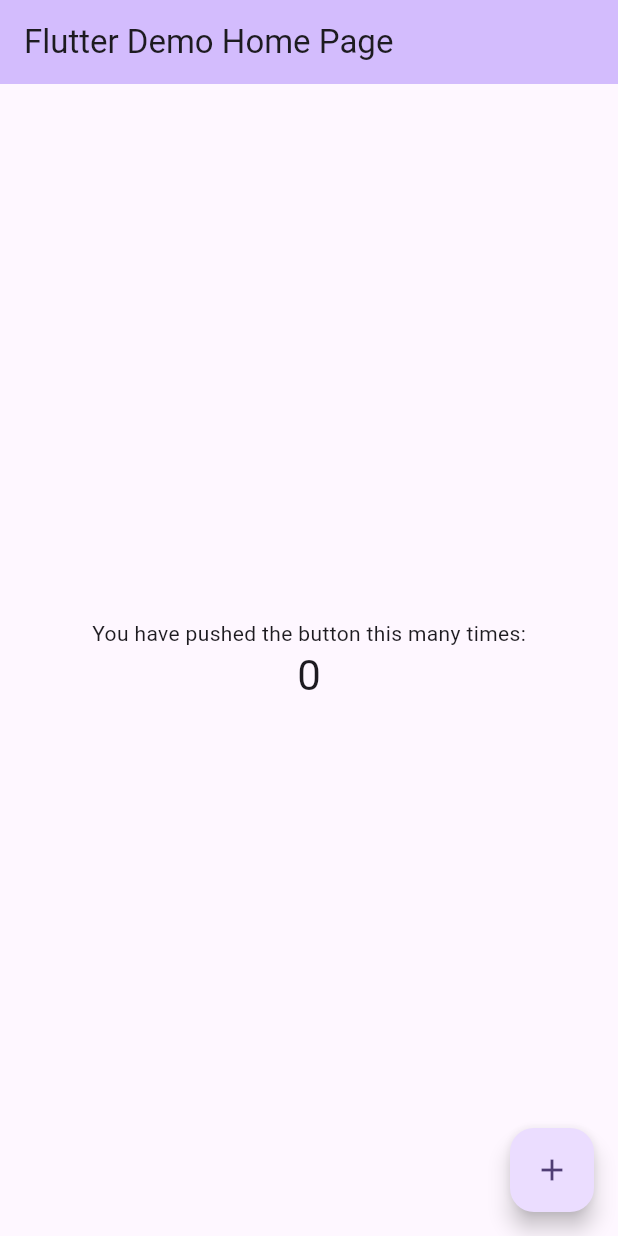
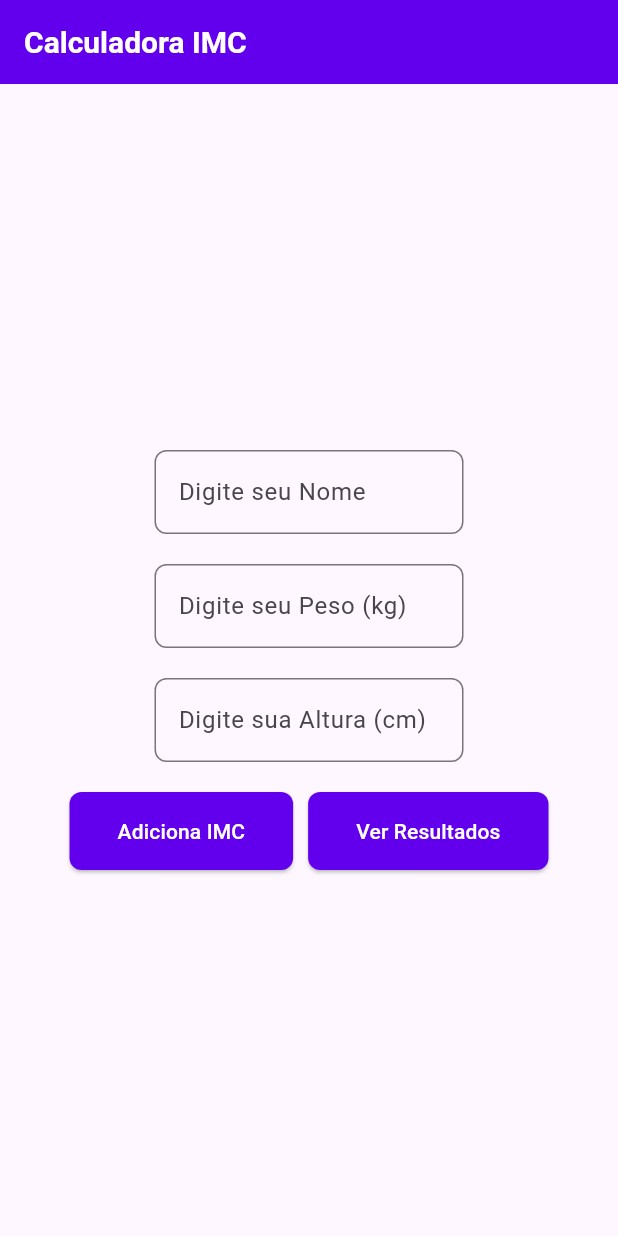
Before and after one commit to jciterceros/desafio_flutter_calculadora_imc_hive, a Flutter app: the screen it shows after launch, on a phone screen of 412 x 824 dp. Run offline on Flutter 3.47's test engine with Material 3 defaults, Android fonts, the light colour scheme and no system bars; our stand-ins replace hive, hive_flutter; accounts and stored records are empty.

Commit message:
feat: Add IMC classification and improve data handling
Added IMC classification logic using ClassificacaoSaude in classificacao_service.dart.
Enhanced the PessoaModel class in pessoa_model.dart to include a computed IMC property.
Updated the results table in result_page.dart to display IMC classification.
Improved input validation and error handling in pessoa_controller.dart.
Refactored the HomePage in home_page.dart to include data persistence with Hive and dynamic IMC calculation.

```diff
--- /dev/null
+++ b/lib/app_widget.dart
@@ -0,0 +1,20 @@
+import 'package:desafio_flutter_calculadora_imc_hive/pages/home_page.dart';
+import 'package:flutter/material.dart';
+
+class AppWidget extends StatefulWidget {
+  const AppWidget({super.key});
+
+  @override
+  State<AppWidget> createState() => _AppWidgetState();
+}
+
+class _AppWidgetState extends State<AppWidget> {
+  @override
+  Widget build(BuildContext context) {
+    return MaterialApp(
+      title: 'Calculadora IMC',
+      debugShowCheckedModeBanner: false,
+      home: HomePage(key: const Key('home_page')),
+    );
+  }
+}
--- /dev/null
+++ b/lib/controllers/pessoa_controller.dart
@@ -0,0 +1,45 @@
+import 'package:desafio_flutter_calculadora_imc_hive/models/pessoa.dart';
+import 'package:desafio_flutter_calculadora_imc_hive/services/classificacao_service.dart';
+
+class InputValidator {
+  static double parseAndValidate(String value, String fieldName) {
+    final double parsedValue = double.parse(value);
+    if (parsedValue <= 0) {
+      throw Exception('$fieldName deve ser maior que zero.');
+    }
+    return parsedValue;
+  }
+}
+
+class PessoaController {
+  final ClassificacaoSaude classificacaoService;
+
+  PessoaController(this.classificacaoService);
+
+  Pessoa criarPessoa(String nome, double peso, double altura) {
+    return Pessoa(nome: nome, peso: peso, altura: altura);
+  }
+
+  String obterClassificacao(Pessoa pessoa) {
+    return ClassificacaoSaude.classificar(pessoa.imc);
+  }
+
+  Map<String, dynamic> calcularIMC(
+    String nome,
+    String pesoStr,
+    String alturaStr,
+  ) {
+    try {
+      final double peso = InputValidator.parseAndValidate(pesoStr, 'Peso');
+      final double altura =
+          InputValidator.parseAndValidate(alturaStr, 'Altura') / 100;
+
+      final Pessoa pessoa = criarPessoa(nome, peso, altura);
+      final String classificacao = obterClassificacao(pessoa);
+
+      return {'pessoa': pessoa, 'classificacao': classificacao};
+    } catch (e) {
+      throw Exception('Erro ao calcular IMC: ${e.toString()}');
+    }
+  }
+}
--- /dev/null
+++ b/lib/database/pessoa_model.dart
@@ -0,0 +1,20 @@
+import 'package:hive/hive.dart';
+
+part 'pessoa_model.g.dart';
+
+@HiveType(typeId: 0)
+class PessoaModel extends HiveObject {
+  @HiveField(0)
+  final String nome;
+
+  @HiveField(1)
+  final double peso;
+
+  @HiveField(2)
+  final double altura;
+
+  @HiveField(3)
+  double get imc => peso / (altura * altura);
+
+  PessoaModel({required this.nome, required this.peso, required this.altura});
+}
--- a/lib/main.dart
+++ b/lib/main.dart
@@ -1,122 +1,15 @@
+import 'package:desafio_flutter_calculadora_imc_hive/app_widget.dart';
+import 'package:desafio_flutter_calculadora_imc_hive/database/pessoa_model.dart';
 import 'package:flutter/material.dart';
+import 'package:hive_flutter/hive_flutter.dart';
 
-void main() {
-  runApp(const MyApp());
-}
+void main() async {
+  WidgetsFlutterBinding.ensureInitialized();
+  await Hive.initFlutter();
 
-class MyApp extends StatelessWidget {
-  const MyApp({super.key});
-
-  // This widget is the root of your application.
-  @override
-  Widget build(BuildContext context) {
-    return MaterialApp(
-      title: 'Flutter Demo',
-      theme: ThemeData(
-        // This is the theme of your application.
-        //
-        // TRY THIS: Try running your application with "flutter run". You'll see
-        // the application has a purple toolbar. Then, without quitting the app,
-        // try changing the seedColor in the colorScheme below to Colors.green
-        // and then invoke "hot reload" (save your changes or press the "hot
-        // reload" button in a Flutter-supported IDE, or press "r" if you used
-        // the command line to start the app).
-        //
-        // Notice that the counter didn't reset back to zero; the application
-        // state is not lost during the reload. To reset the state, use hot
-        // restart instead.
-        //
-        // This works for code too, not just values: Most code changes can be
-        // tested with just a hot reload.
-        colorScheme: ColorScheme.fromSeed(seedColor: Colors.deepPurple),
-      ),
-      home: const MyHomePage(title: 'Flutter Demo Home Page'),
-    );
-  }
-}
-
-class MyHomePage extends StatefulWidget {
-  const MyHomePage({super.key, required this.title});
-
-  // This widget is the home page of your application. It is stateful, meaning
-  // that it has a State object (defined below) that contains fields that affect
-  // how it looks.
-
-  // This class is the configuration for the state. It holds the values (in this
-  // case the title) provided by the parent (in this case the App widget) and
-  // used by the build method of the State. Fields in a Widget subclass are
-  // always marked "final".
-
-  final String title;
-
-  @override
-  State<MyHomePage> createState() => _MyHomePageState();
-}
-
-class _MyHomePageState extends State<MyHomePage> {
-  int _counter = 0;
-
-  void _incrementCounter() {
-    setState(() {
-      // This call to setState tells the Flutter framework that something has
-      // changed in this State, which causes it to rerun the build method below
-      // so that the display can reflect the updated values. If we changed
-      // _counter without calling setState(), then the build method would not be
-      // called again, and so nothing would appear to happen.
-      _counter++;
-    });
+  if (!Hive.isAdapterRegistered(PessoaModelAdapter().typeId)) {
+    Hive.registerAdapter(PessoaModelAdapter());
   }
 
-  @override
-  Widget build(BuildContext context) {
-    // This method is rerun every time setState is called, for instance as done
-    // by the _incrementCounter method above.
-    //
-    // The Flutter framework has been optimized to make rerunning build methods
-    // fast, so that you can just rebuild anything that needs updating rather
-    // than having to individually change instances of widgets.
-    return Scaffold(
-      appBar: AppBar(
-        // TRY THIS: Try changing the color here to a specific color (to
-        // Colors.amber, perhaps?) and trigger a hot reload to see the AppBar
-        // change color while the other colors stay the same.
-        backgroundColor: Theme.of(context).colorScheme.inversePrimary,
-        // Here we take the value from the MyHomePage object that was created by
-        // the App.build method, and use it to set our appbar title.
-        title: Text(widget.title),
-      ),
-      body: Center(
-        // Center is a layout widget. It takes a single child and positions it
-        // in the middle of the parent.
-        child: Column(
-          // Column is also a layout widget. It takes a list of children and
-          // arranges them vertically. By default, it sizes itself to fit its
-          // children horizontally, and tries to be as tall as its parent.
-          //
-          // Column has various properties to control how it sizes itself and
-          // how it positions its children. Here we use mainAxisAlignment to
-          // center the children vertically; the main axis here is the vertical
-          // axis because Columns are vertical (the cross axis would be
-          // horizontal).
-          //
-          // TRY THIS: Invoke "debug painting" (choose the "Toggle Debug Paint"
-          // action in the IDE, or press "p" in the console), to see the
-          // wireframe for each widget.
-          mainAxisAlignment: MainAxisAlignment.center,
-          children: <Widget>[
-            const Text('You have pushed the button this many times:'),
-            Text(
-              '$_counter',
-              style: Theme.of(context).textTheme.headlineMedium,
-            ),
-          ],
-        ),
-      ),
-      floatingActionButton: FloatingActionButton(
-        onPressed: _incrementCounter,
-        tooltip: 'Increment',
-        child: const Icon(Icons.add),
-      ), // This trailing comma makes auto-formatting nicer for build methods.
-    );
-  }
+  runApp(const AppWidget());
 }
--- /dev/null
+++ b/lib/models/pessoa.dart
@@ -0,0 +1,14 @@
+class Pessoa {
+  final String nome;
+  final double peso;
+  final double altura;
+
+  Pessoa({required this.nome, required this.peso, required this.altura});
+
+  double get imc => peso / (altura * altura);
+
+  @override
+  String toString() {
+    return 'Nome: $nome, Peso: $peso, Altura: $altura, IMC: ${imc.toStringAsFixed(2)}';
+  }
+}
--- /dev/null
+++ b/lib/pages/home_page.dart
@@ -0,0 +1,353 @@
+import 'package:desafio_flutter_calculadora_imc_hive/controllers/pessoa_controller.dart';
+import 'package:desafio_flutter_calculadora_imc_hive/database/pessoa_model.dart';
+import 'package:desafio_flutter_calculadora_imc_hive/models/pessoa.dart';
+import 'package:desafio_flutter_calculadora_imc_hive/pages/result_page.dart';
+import 'package:desafio_flutter_calculadora_imc_hive/services/classificacao_service.dart';
+import 'package:flutter/material.dart';
+import 'package:hive_flutter/hive_flutter.dart';
+
+class HomePage extends StatefulWidget {
+  const HomePage({super.key});
+
+  @override
+  State<HomePage> createState() => _HomePageState();
+}
+
+class _HomePageState extends State<HomePage> {
+  final TextEditingController nomeController = TextEditingController();
+  final TextEditingController alturaController = TextEditingController();
+  final TextEditingController pesoController = TextEditingController();
+  final PessoaController pessoaController = PessoaController(
+    ClassificacaoSaude(),
+  );
+
+  static const Color primaryColor = Color(0xFF6200EE);
+
+  @override
+  void initState() {
+    super.initState();
+    _carregarDados();
+  }
+
+  Future<Box<PessoaModel>> _getHiveBox() async {
+    if (!Hive.isBoxOpen('pessoas')) {
+      return await Hive.openBox<PessoaModel>('pessoas');
+    }
+    return Hive.box<PessoaModel>('pessoas');
+  }
+
+  Future<void> _carregarDados() async {
+    try {
+      final box = await _getHiveBox();
+      print('Caixa aberta: ${box.name}, Total de itens: ${box.length}');
+      if (box.isNotEmpty) {
+        for (var pessoa in box.values) {
+          print('Nome: ${pessoa.nome}');
+          print('Peso: ${pessoa.peso}');
+          print('Altura: ${pessoa.altura}');
+          print('IMC: ${pessoa.imc.toStringAsFixed(2)}');
+        }
+        ScaffoldMessenger.of(context).showSnackBar(
+          const SnackBar(
+            content: Text('Dados carregados com sucesso!'),
+            duration: Duration(seconds: 3),
+          ),
+        );
+      } else {
+        ScaffoldMessenger.of(context).showSnackBar(
+          const SnackBar(
+            content: Text('Nenhum dado encontrado no Hive.'),
+            duration: Duration(seconds: 3),
+          ),
+        );
+      }
+    } catch (e) {
+      print('Erro ao carregar os dados: $e');
+    }
+  }
+
+  Future<List<PessoaModel>> _enviarDados() async {
+    try {
+      final box = await _getHiveBox();
+      print('Caixa aberta: ${box.name}, Total de itens: ${box.length}');
+      if (box.isNotEmpty) {
+        return box.values.toList();
+      } else {
+        ScaffoldMessenger.of(context).showSnackBar(
+          const SnackBar(
+            content: Text('Nenhum dado encontrado no Hive.'),
+            duration: Duration(seconds: 3),
+          ),
+        );
+      }
+    } catch (e) {
+      print('Erro ao carregar os dados: $e');
+    }
+    return [];
+  }
+
+  Future<void> _salvarDados() async {
+    try {
+      final String nome = nomeController.text;
+      final double peso = double.parse(pesoController.text);
+      final double altura = double.parse(alturaController.text) / 100;
+
+      final pessoa = PessoaModel(nome: nome, peso: peso, altura: altura);
+
+      final box = await _getHiveBox();
+      await box.add(pessoa);
+
+      print(
+        'Dados salvos: Nome=${pessoa.nome}, Peso=${pessoa.peso}, Altura=${pessoa.altura}',
+      );
+
+      ScaffoldMessenger.of(context).showSnackBar(
+        const SnackBar(
+          content: Text('Dados salvos com sucesso!'),
+          duration: Duration(seconds: 3),
+        ),
+      );
+      _carregarDados();
+    } catch (e) {
+      _mostrarDialogo('Erro', 'Erro ao salvar os dados: $e');
+    }
+  }
+
+  void _mostrarDialogo(String titulo, String mensagem) {
+    showDialog(
+      context: context,
+      builder: (context) {
+        return AlertDialog(
+          title: Text(titulo),
+          content: Text(mensagem),
+          actions: [
+            TextButton(
+              onPressed: () {
+                Navigator.of(context).pop();
+              },
+              child: const Text('Fechar'),
+            ),
+          ],
+        );
+      },
+    );
+  }
+
+  @override
+  Widget build(BuildContext context) {
+    return Scaffold(
+      appBar: AppBar(
+        title: const Text('Calculadora IMC'),
+        titleTextStyle: const TextStyle(
+          fontSize: 20,
+          fontWeight: FontWeight.bold,
+          color: Colors.white,
+        ),
+        backgroundColor: primaryColor,
+      ),
+      body: Center(
+        child: SingleChildScrollView(
+          child: Column(
+            mainAxisAlignment: MainAxisAlignment.center,
+            children: [
+              _buildTextField(
+                controller: nomeController,
+                label: 'Digite seu Nome',
+                keyboardType: TextInputType.text,
+              ),
+              const SizedBox(height: 20),
+              _buildTextField(
+                controller: pesoController,
+                label: 'Digite seu Peso (kg)',
+                keyboardType: TextInputType.number,
+              ),
+              const SizedBox(height: 20),
+              _buildTextField(
+                controller: alturaController,
+                label: 'Digite sua Altura (cm)',
+                keyboardType: TextInputType.number,
+              ),
+              const SizedBox(height: 20),
+              Center(
+                child: Row(
+                  mainAxisAlignment: MainAxisAlignment.center,
+                  crossAxisAlignment: CrossAxisAlignment.center,
+                  mainAxisSize: MainAxisSize.min,
+                  children: [
+                    ElevatedButton(
+                      style: ElevatedButton.styleFrom(
+                        backgroundColor: primaryColor,
+                        foregroundColor: Colors.white,
+                        padding: const EdgeInsets.symmetric(
+                          horizontal: 32.0,
+                          vertical: 16.0,
+                        ),
+                        shape: RoundedRectangleBorder(
+                          borderRadius: BorderRadius.circular(8.0),
+                        ),
+                      ),
+                      onPressed: () {
+                        _salvarDados();
+                        _calcularIMC();
+                        _limparCampos();
+                      },
+                      child: const Text('Adiciona IMC'),
+                    ),
+                    const SizedBox(width: 10),
+                    ElevatedButton(
+                      style: ElevatedButton.styleFrom(
+                        backgroundColor: primaryColor,
+                        foregroundColor: Colors.white,
+                        padding: const EdgeInsets.symmetric(
+                          horizontal: 32.0,
+                          vertical: 16.0,
+                        ),
+                        shape: RoundedRectangleBorder(
+                          borderRadius: BorderRadius.circular(8.0),
+                        ),
+                      ),
+                      onPressed: () async {
+                        final dados = await _enviarDados();
+                        Navigator.of(context).push(
+                          MaterialPageRoute(
+                            builder:
+                                (context) => ResultadosPage(pessoas: dados),
+                          ),
+                        );
+                      },
+                      child: const Text('Ver Resultados'),
+                    ),
+                  ],
+                ),
+              ),
+            ],
+          ),
+        ),
+      ),
+    );
+  }
+
+  Widget _buildTextField({
+    required TextEditingController controller,
+    required String label,
+    required TextInputType keyboardType,
+  }) {
+    return SizedBox(
+      width: MediaQuery.of(context).size.width * 0.5,
+      child: TextField(
+        decoration: InputDecoration(
+          labelText: label,
+          border: OutlineInputBorder(borderRadius: BorderRadius.circular(8.0)),
+        ),
+        keyboardType: keyboardType,
+        controller: controller,
+      ),
+    );
+  }
+
+  void _limparCampos() {
+    nomeController.clear();
+    pesoController.clear();
+    alturaController.clear();
+  }
+
+  void _calcularIMC() {
+    try {
+      final String nome = nomeController.text;
+      final String peso = pesoController.text;
+      final String altura = alturaController.text;
+
+      final resultado = pessoaController.calcularIMC(nome, peso, altura);
+      final Pessoa pessoa = resultado['pessoa'];
+      final String classificacao = resultado['classificacao'];
+
+      showDialog(
+        context: context,
+        builder: (context) {
+          return AlertDialog(
+            title: Text(
+              '${pessoa.nome}, seu IMC = ${pessoa.imc.toStringAsFixed(2)}',
+            ),
+            content: SingleChildScrollView(
+              child: Column(
+                children: [
+                  _buildIMCTable(),
+                  const SizedBox(height: 16),
+                  Text(
+                    'Classificação atual: $classificacao',
+                    style: const TextStyle(fontWeight: FontWeight.bold),
+                  ),
+                ],
+              ),
+            ),
+            actions: [
+              TextButton(
+                onPressed: () {
+                  Navigator.of(context).pop();
+                },
+                child: const Text('Fechar'),
+              ),
+            ],
+          );
+        },
+      );
+    } catch (e) {
+      _mostrarDialogo('Erro', e.toString());
+    }
+  }
+
+  Widget _buildIMCTable() {
+    final classificacoes = [
+      {'range': '< 16', 'label': 'Magreza grave'},
+      {'range': '16 a < 17', 'label': 'Magreza moderada'},
+      {'range': '17 a < 18,5', 'label': 'Magreza leve'},
+      {'range': '18,5 a < 25', 'label': 'Saudável'},
+      {'range': '25 a < 30', 'label': 'Sobrepeso'},
+      {'range': '30 a < 35', 'label': 'Obesidade Grau I'},
+      {'range': '35 a < 40', 'label': 'Obesidade Grau II (severa)'},
+      {'range': '>= 40', 'label': 'Obesidade Grau III (mórbida)'},
+    ];
+
+    return Table(
+      border: TableBorder.all(),
+      columnWidths: const {0: FlexColumnWidth(1), 1: FlexColumnWidth(2)},
+      children: [
+        TableRow(
+          decoration: BoxDecoration(color: Colors.grey[300]),
+          children: const [
+            Padding(
+              padding: EdgeInsets.all(8.0),
+              child: Text(
+                'IMC',
+                style: TextStyle(fontWeight: FontWeight.bold),
+                textAlign: TextAlign.center,
+              ),
+            ),
+            Padding(
+              padding: EdgeInsets.all(8.0),
+              child: Text(
+                'Classificação',
+                style: TextStyle(fontWeight: FontWeight.bold),
+                textAlign: TextAlign.center,
+              ),
+            ),
+          ],
+        ),
+        ...classificacoes.map((item) {
+          return TableRow(
+            children: [
+              Padding(
+                padding: const EdgeInsets.all(8.0),
+                child: Text(item['range']!, textAlign: TextAlign.center),
+              ),
+              Padding(
+                padding: const EdgeInsets.all(8.0),
+                child: Text(item['label']!, textAlign: TextAlign.center),
+              ),
+            ],
+          );
+        }),
+      ],
+    );
+  }
+}
--- /dev/null
+++ b/lib/pages/result_page.dart
@@ -0,0 +1,56 @@
+import 'package:desafio_flutter_calculadora_imc_hive/database/pessoa_model.dart';
+import 'package:desafio_flutter_calculadora_imc_hive/models/pessoa.dart';
+import 'package:desafio_flutter_calculadora_imc_hive/services/classificacao_service.dart';
+import 'package:flutter/material.dart';
+
+class ResultadosPage extends StatelessWidget {
+  final List<PessoaModel> pessoas;
+  const ResultadosPage({super.key, required this.pessoas});
+
+  String obterClassificacao(Pessoa pessoa) {
+    return ClassificacaoSaude.classificar(pessoa.imc);
+  }
+
+  Pessoa converterParaPessoa(PessoaModel pessoaModel) {
+    return Pessoa(
+      nome: pessoaModel.nome,
+      peso: pessoaModel.peso,
+      altura: pessoaModel.altura,
+    );
+  }
+
+  @override
+  Widget build(BuildContext context) {
+    return Scaffold(
+      appBar: AppBar(title: const Text('Resultados')),
+      body: Center(
+        child: SingleChildScrollView(
+          scrollDirection: Axis.horizontal,
+          child: DataTable(
+            columns: const [
+              DataColumn(label: Text('Nome')),
+              DataColumn(label: Text('Peso (kg)')),
+              DataColumn(label: Text('Altura (m)')),
+              DataColumn(label: Text('IMC')),
+              DataColumn(label: Text('Classificação')),
+            ],
+            rows:
+                pessoas.map((pessoa) {
+                  return DataRow(
+                    cells: [
+                      DataCell(Text(pessoa.nome)),
+                      DataCell(Text(pessoa.peso.toStringAsFixed(2))),
+                      DataCell(Text(pessoa.altura.toStringAsFixed(2))),
+                      DataCell(Text(pessoa.imc.toStringAsFixed(2))),
+                      DataCell(
+                        Text(obterClassificacao(converterParaPessoa(pessoa))),
+                      ),
+                    ],
+                  );
+                }).toList(),
+          ),
+        ),
+      ),
+    );
+  }
+}
--- /dev/null
+++ b/lib/services/classificacao_service.dart
@@ -0,0 +1,20 @@
+class ClassificacaoSaude {
+  static const double limiteMagrezaGrave = 16.0;
+  static const double limiteMagrezaModerada = 17.0;
+  static const double limiteMagrezaLeve = 18.5;
+  static const double limiteSaudavel = 25.0;
+  static const double limiteSobrepeso = 30.0;
+  static const double limiteObesidadeI = 35.0;
+  static const double limiteObesidadeII = 40.0;
+
+  static String classificar(double imc) {
+    if (imc < limiteMagrezaGrave) return 'Magreza grave';
+    if (imc < limiteMagrezaModerada) return 'Magreza moderada';
+    if (imc < limiteMagrezaLeve) return 'Magreza leve';
+    if (imc < limiteSaudavel) return 'Saudável';
+    if (imc < limiteSobrepeso) return 'Sobrepeso';
+    if (imc < limiteObesidadeI) return 'Obesidade Grau I';
+    if (imc < limiteObesidadeII) return 'Obesidade Grau II (severa)';
+    return 'Obesidade Grau III (mórbida)';
+  }
+}
--- a/pubspec.yaml
+++ b/pubspec.yaml
@@ -30,6 +30,8 @@ environment:
 dependencies:
   flutter:
     sdk: flutter
+  hive: ^2.2.3
+  hive_flutter: ^1.1.0
 
   # The following adds the Cupertino Icons font to your application.
   # Use with the CupertinoIcons class for iOS style icons.
@@ -38,6 +40,8 @@ dependencies:
 dev_dependencies:
   flutter_test:
     sdk: flutter
+  hive_generator: ^1.1.3
+  build_runner: ^2.3.3
 
   # The "flutter_lints" package below contains a set of recommended lints to
   # encourage good coding practices. The lint set provided by the package is
```
Also changed, not shown: lib/database/pessoa_model.g.dart (added), pubspec.lock, 1 other file.
